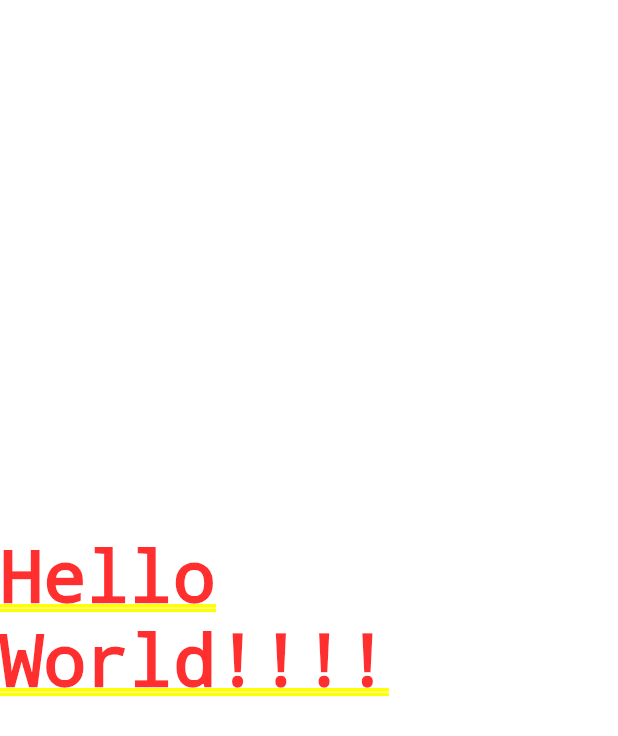
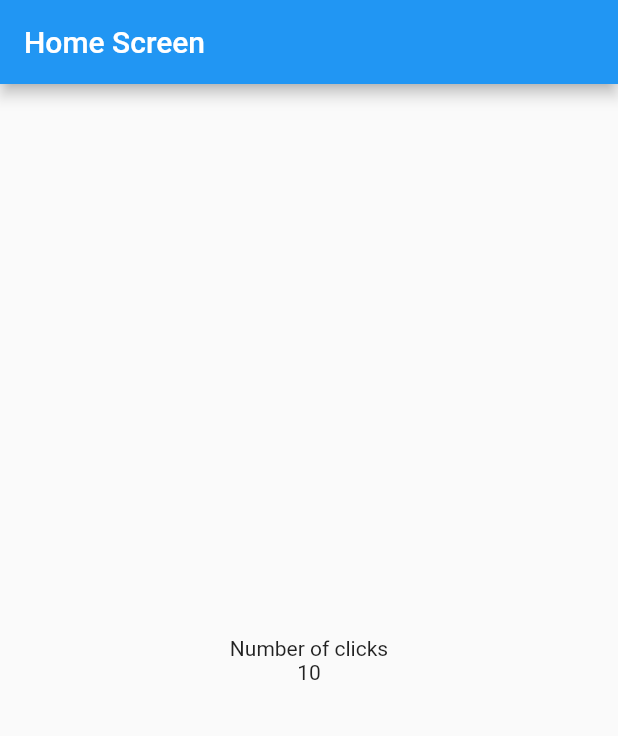
Before and after one commit to dennis-adrian/flutter-counter-app, a Flutter app: the screen it shows after launch, on a phone screen of 412 x 824 dp. Shown: the top 736 px of the screen. Run offline on Flutter 3.47's test engine with Material 2 defaults, Android fonts, the phone set to English and light mode, and no system bars.

Commit message:
Add Column widget to have several widges as children

```diff
--- a/lib/main.dart
+++ b/lib/main.dart
@@ -14,9 +14,6 @@ class MyApp extends StatelessWidget {
     // cuando nuestro widget y ninguno de sus valores cambia en la app
     // se recomienda hacerlo constante
     return const MaterialApp(
-        debugShowCheckedModeBanner: false,
-        home: Center(
-          child: HomeScreen(),
-        ));
+        debugShowCheckedModeBanner: false, home: HomeScreen());
   }
 }
--- a/lib/screens/home_screen.dart
+++ b/lib/screens/home_screen.dart
@@ -5,6 +5,12 @@ class HomeScreen extends StatelessWidget {
 
   @override
   Widget build(BuildContext context) {
-    return const Center(child: Text('Hello World!!!!'));
+    return Scaffold(
+        appBar: AppBar(title: const Text('Home Screen')),
+        body: Center(
+          child: Column(
+              mainAxisAlignment: MainAxisAlignment.center,
+              children: const [Text('Number of clicks'), Text('10')]),
+        ));
   }
 }
```
